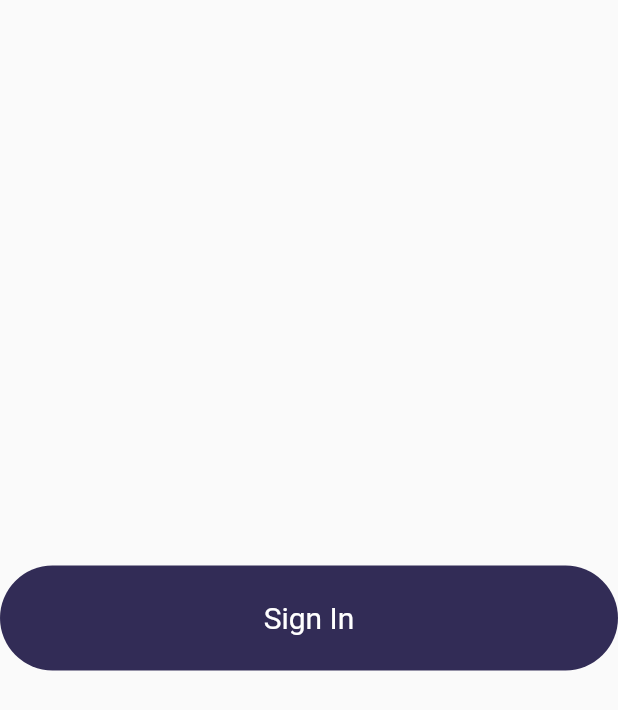
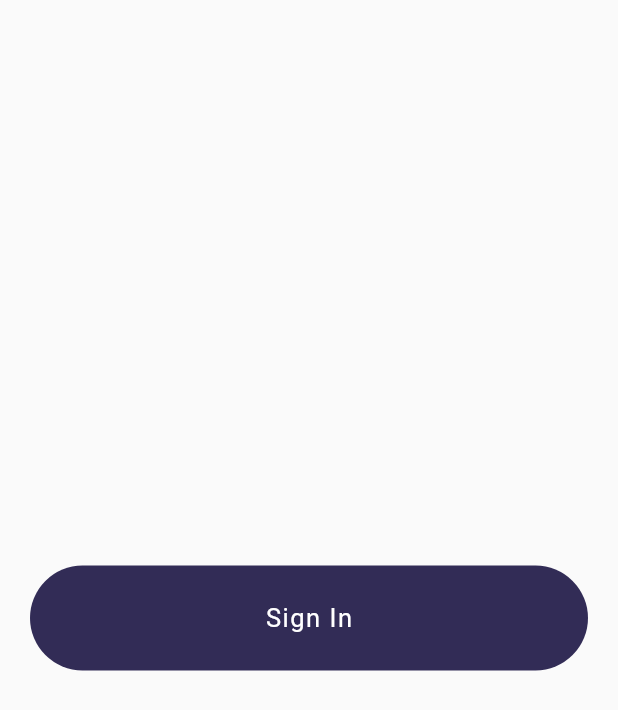
Before and after one commit to Origogi/Flutter_SNS_App, a Flutter app: the screen it shows after launch, after a tap on "Sign In", on a phone screen of 412 x 824 dp. Shown: the top 710 px of the screen. Run offline on Flutter 3.47's test engine with Material 2 defaults, Android fonts, the light colour scheme and no system bars.

Commit message:
add custom text theme

```diff
--- a/lib/constant/constants.dart
+++ b/lib/constant/constants.dart
@@ -1,6 +1,29 @@
+import 'package:flutter/material.dart';
 import 'package:flutter/widgets.dart';
 
 const buttonDecoration =
     BoxDecoration(borderRadius: BorderRadius.all(Radius.circular(40)));
 
-const buttonTextStyle = TextStyle(fontSize: 20);
+const customTextTheme = TextTheme(
+  headline1: TextStyle(
+      fontSize: 60.0,
+      fontWeight: FontWeight.bold,
+      color: Colors.white,
+      fontStyle: FontStyle.italic,
+      letterSpacing: 4.0),
+  headline2: TextStyle(
+      fontSize: 17.0,
+      fontWeight: FontWeight.normal,
+      color: Colors.white,
+      letterSpacing: 1.0),
+  headline3: TextStyle(
+      fontSize: 13.0,
+      fontWeight: FontWeight.normal,
+      color: Colors.white,
+      letterSpacing: 1.0),
+  bodyText1: TextStyle(
+      fontSize: 13.0,
+      fontWeight: FontWeight.normal,
+      color: Colors.white,
+      letterSpacing: 1.0),
+);
--- a/lib/main.dart
+++ b/lib/main.dart
@@ -1,7 +1,6 @@
 import 'package:flutter/material.dart';
 import 'package:flutter_sns_app/constant/constants.dart';
-
-import 'page/sign_in.dart';
+import 'package:flutter_sns_app/page/main_page.dart';
 
 void main() {
   runApp(MyApp());
@@ -13,77 +12,11 @@ class MyApp extends StatelessWidget {
     return MaterialApp(
       title: 'Flutter Demo',
       theme: ThemeData(
+        textTheme: customTextTheme,
         primarySwatch: Colors.blue,
         visualDensity: VisualDensity.adaptivePlatformDensity,
       ),
-      home: MyHomePage(title: 'Flutter Demo Home Page'),
+      home: MainPage(title: 'Flutter Demo Home Page'),
     );
   }
 }
-
-class MyHomePage extends StatefulWidget {
-  MyHomePage({Key key, this.title}) : super(key: key);
-
-  final String title;
-
-  @override
-  _MyHomePageState createState() => _MyHomePageState();
-}
-
-class _MyHomePageState extends State<MyHomePage> {
-  @override
-  Widget build(BuildContext context) {
-    return Scaffold(
-        backgroundColor: Color(0xFF7DB9E6),
-        body: SafeArea(
-          child: Padding(
-            padding: const EdgeInsets.only(left: 20, right: 20, bottom: 30),
-            child: Column(
-              mainAxisAlignment: MainAxisAlignment.end,
-              children: [
-                InkWell(
-                  onTap: () {
-                    Navigator.push(
-                      context,
-                      MaterialPageRoute(builder: (context) => SignInPage()),
-                    );
-                  },
-                  child: Hero(
-                    tag: "signin",
-                    child: Container(
-                      decoration:
-                          buttonDecoration.copyWith(color: Color(0xFF322C56)),
-                      width: double.infinity,
-                      height: 70,
-                      child: Center(
-                          child: Text(
-                        'Sign In',
-                        style: buttonTextStyle.copyWith(color: Colors.white),
-                      )),
-                    ),
-                  ),
-                ),
-                SizedBox(
-                  height: 30,
-                ),
-                InkWell(
-                  onTap: () {},
-                  child: Container(
-                    decoration: buttonDecoration.copyWith(color: Colors.white),
-                    width: double.infinity,
-                    height: 70,
-                    child: Center(
-                      child: Text(
-                        'Sign Up',
-                        style:
-                            buttonTextStyle.copyWith(color: Color(0xFF322C56)),
-                      ),
-                    ),
-                  ),
-                )
-              ],
-            ),
-          ),
-        ));
-  }
-}
--- /dev/null
+++ b/lib/page/main_page.dart
@@ -0,0 +1,74 @@
+import 'package:flutter/material.dart';
+import 'package:flutter/widgets.dart';
+import 'package:flutter_sns_app/constant/constants.dart';
+import 'package:flutter_sns_app/page/sign_in_page.dart';
+
+class MainPage extends StatefulWidget {
+  MainPage({Key key, this.title}) : super(key: key);
+
+  final String title;
+
+  @override
+  _MainPageState createState() => _MainPageState();
+}
+
+class _MainPageState extends State<MainPage> {
+  @override
+  Widget build(BuildContext context) {
+    final textTheme = Theme.of(context).textTheme;
+
+    return Scaffold(
+        backgroundColor: Color(0xFF7DB9E6),
+        body: SafeArea(
+          child: Padding(
+            padding: const EdgeInsets.only(left: 20, right: 20, bottom: 30),
+            child: Column(
+              mainAxisAlignment: MainAxisAlignment.end,
+              children: [
+                InkWell(
+                  onTap: () {
+                    Navigator.push(
+                      context,
+                      MaterialPageRoute(builder: (context) => SignInPage()),
+                    );
+                  },
+                  child: Hero(
+                    tag: "signin",
+                    child: Container(
+                      decoration:
+                          buttonDecoration.copyWith(color: Color(0xFF322C56)),
+                      width: double.infinity,
+                      height: 70,
+                      child: Center(
+                          child: Text(
+                        'Sign In',
+                        style:
+                            textTheme.headline2.copyWith(color: Colors.white),
+                      )),
+                    ),
+                  ),
+                ),
+                SizedBox(
+                  height: 30,
+                ),
+                InkWell(
+                  onTap: () {},
+                  child: Container(
+                    decoration: buttonDecoration.copyWith(color: Colors.white),
+                    width: double.infinity,
+                    height: 70,
+                    child: Center(
+                      child: Text(
+                        'Sign Up',
+                        style: textTheme.headline2
+                            .copyWith(color: Color(0xFF322C56)),
+                      ),
+                    ),
+                  ),
+                )
+              ],
+            ),
+          ),
+        ));
+  }
+}
--- a/lib/page/sign_in.dart
+++ /dev/null
@@ -1,35 +0,0 @@
-import 'package:flutter/material.dart';
-
-import '../constant/constants.dart';
-
-class SignInPage extends StatefulWidget {
-  @override
-  _SignInPageState createState() => _SignInPageState();
-}
-
-class _SignInPageState extends State<SignInPage> {
-  @override
-  Widget build(BuildContext context) {
-    return Scaffold(
-      body: SafeArea(
-          child: Column(
-        mainAxisAlignment: MainAxisAlignment.center,
-        children: [
-          Hero(
-            tag: "signin",
-            child: Container(
-              decoration: buttonDecoration.copyWith(color: Color(0xFF322C56)),
-              width: double.infinity,
-              height: 70,
-              child: Center(
-                  child: Text(
-                'Sign In',
-                style: buttonTextStyle.copyWith(color: Colors.white),
-              )),
-            ),
-          ),
-        ],
-      )),
-    );
-  }
-}
--- /dev/null
+++ b/lib/page/sign_in_page.dart
@@ -0,0 +1,45 @@
+import 'package:flutter/material.dart';
+
+import '../constant/constants.dart';
+
+class SignInPage extends StatefulWidget {
+  @override
+  _SignInPageState createState() => _SignInPageState();
+}
+
+class _SignInPageState extends State<SignInPage> {
+  @override
+  Widget build(BuildContext context) {
+    final textTheme = Theme.of(context).textTheme;
+
+    return Scaffold(
+      body: SafeArea(
+          child: Padding(
+        padding: const EdgeInsets.all(20.0),
+        child: Column(
+          mainAxisAlignment: MainAxisAlignment.center,
+          children: [
+            Hero(
+              tag: "signin",
+              child: Column(
+                children: [
+                  Container(
+                    decoration:
+                        buttonDecoration.copyWith(color: Color(0xFF322C56)),
+                    width: double.infinity,
+                    height: 70,
+                    child: Center(
+                        child: Text(
+                      'Sign In',
+                      style: textTheme.headline2.copyWith(color: Colors.white),
+                    )),
+                  ),
+                ],
+              ),
+            ),
+          ],
+        ),
+      )),
+    );
+  }
+}
```
